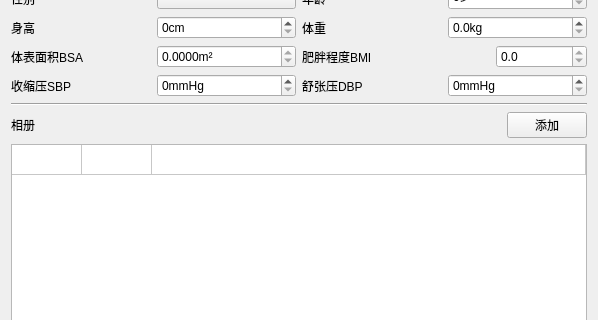
First picture: the form in UI/ui_new_single.ui, repository Orange-66/LAPS-v1.0, before the edit; both pictures show x 0 to 598 and y 93 to 413 of the 598 by 565 pixel window.
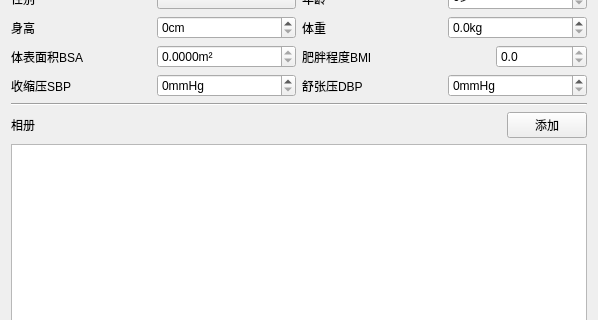
Second picture: the form after the edit.

Commit message: - 完成新建模块中的图像子模块；

The edit to the form file:
```diff
--- a/UI/ui_new_single.ui
+++ b/UI/ui_new_single.ui
@@ -405,11 +405,6 @@
      <attribute name="verticalHeaderStretchLastSection">
       <bool>false</bool>
      </attribute>
-     <row>
-      <property name="text">
-       <string>新建行</string>
-      </property>
-     </row>
      <column>
       <property name="text">
        <string>新建列</string>
```
Left out of the diff: 4 changed lines with no effect on the pictures. The commit also changes 10 other files.
